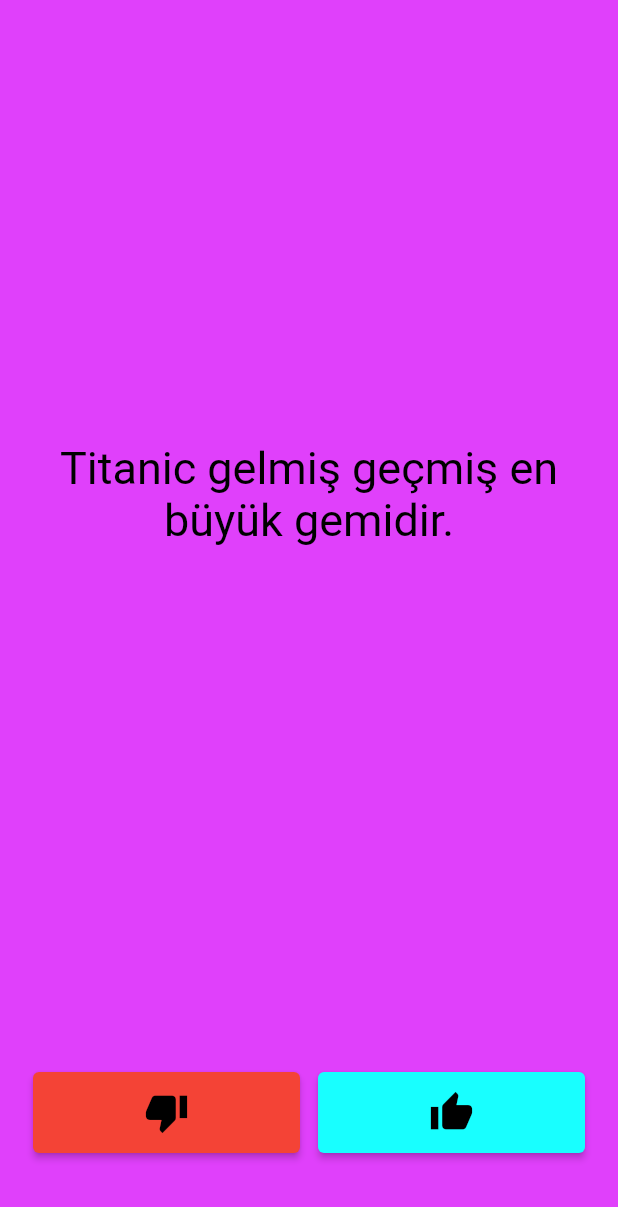
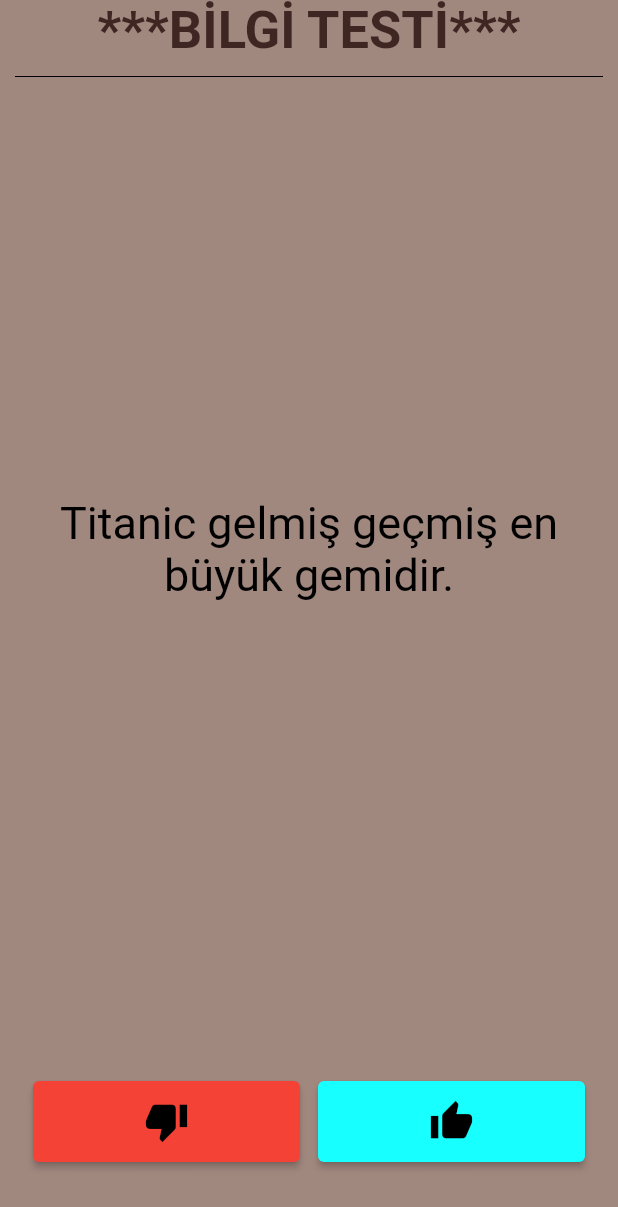
Before and after one commit to tugbayldz8/Flutter-Bilgi-Testi, a Flutter app: the screen it shows after launch, on a phone screen of 412 x 824 dp. Shown: the top 1207 px of the screen. Run offline on Flutter 3.47's test engine with Material 2 defaults, Android fonts, the phone set to English and light mode, and no system bars.

Commit message:
Renk, yazı stili vb. güncelleme

```diff
--- a/lib/main.dart
+++ b/lib/main.dart
@@ -12,7 +12,7 @@
   Widget build(BuildContext context) {
     return MaterialApp(
         home: Scaffold(
-            backgroundColor: Colors.purpleAccent,
+            backgroundColor: Colors.brown[300],
             body: SafeArea(
                 child: Padding(
               padding: EdgeInsets.symmetric(horizontal: 10.0),
@@ -78,6 +78,18 @@
       mainAxisAlignment: MainAxisAlignment.spaceBetween,
       crossAxisAlignment: CrossAxisAlignment.stretch,
       children: <Widget>[
+        Text(
+          '***BİLGİ TESTİ***',
+          textAlign: TextAlign.center,
+          style: TextStyle(
+              fontSize: 35,
+              color: Colors.brown[900],
+              fontWeight: FontWeight.bold),
+        ),
+        Divider(
+          height: 20,
+          color: Colors.black,
+        ),
         Expanded(
           flex: 4,
           child: Padding(
```
